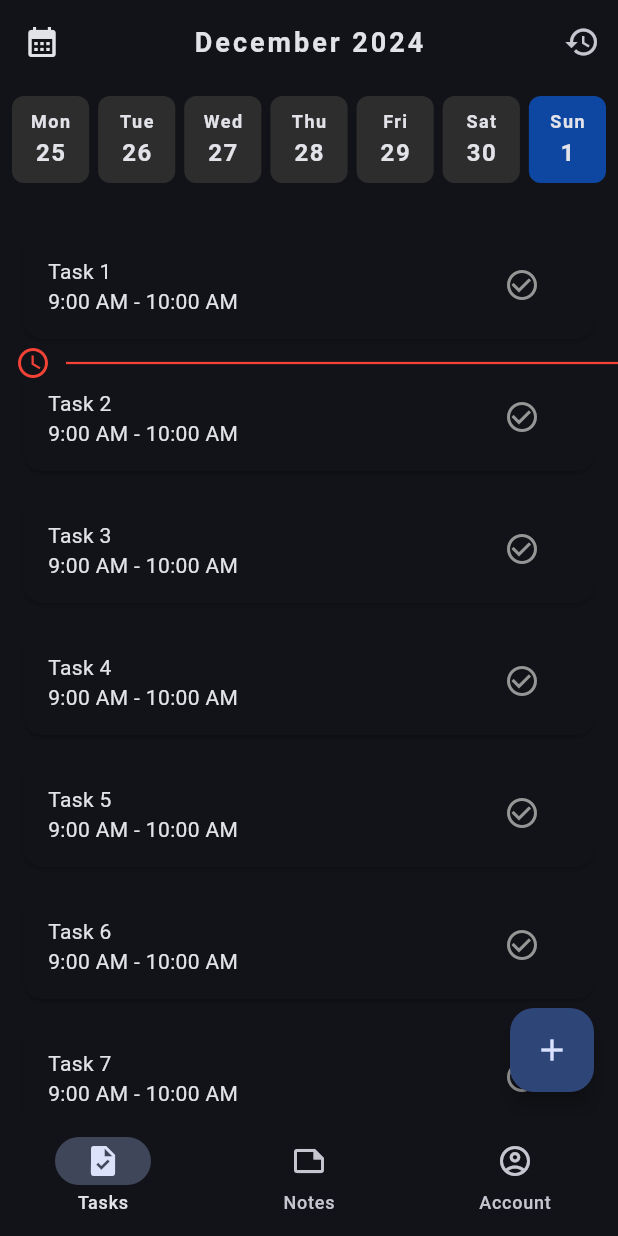
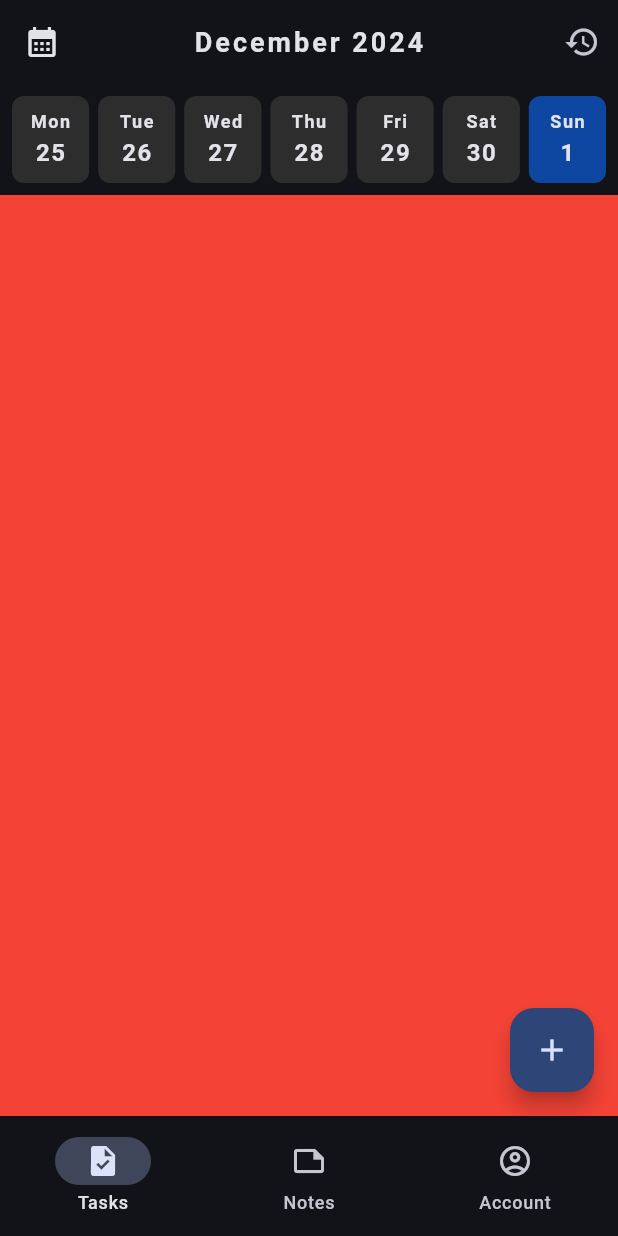
Before and after one commit to yuherlim/timetailor, a Flutter app: the screen it shows after launch, on a phone screen of 412 x 824 dp. Run offline on Flutter 3.47's test engine with Material 3 defaults, Android fonts, the phone set to English and light mode, and no system bars; our stand-ins replace cloud_firestore, firebase_core, flutter_riverpod, go_router, google_fonts, riverpod_annotation; accounts and stored records are empty; generated files the repository leaves out were written again; Roboto replaces fonts that are missing (Kanit).

Commit message:
update app bar text

```diff
--- a/lib/screens/task_management/task_completion_history_screen.dart
+++ b/lib/screens/task_management/task_completion_history_screen.dart
@@ -19,7 +19,7 @@ class _TaskCompletionHistoryScreenState
   Widget build(BuildContext context) {
     return Scaffold(
       appBar: AppBar(
-        title: const StyledTitle("History"),
+        title: const AppBarText("History"),
       ),
       body: Center(
         child: Column(
--- a/lib/screens/task_management/task_creation_screen.dart
+++ b/lib/screens/task_management/task_creation_screen.dart
@@ -13,7 +13,7 @@ class _TaskCreationScreenState extends State<TaskCreationScreen> {
   Widget build(BuildContext context) {
     return Scaffold(
       appBar: AppBar(
-        title: const StyledHeading("Task Creation"),
+        title: const AppBarText("Task Creation"),
         centerTitle: true,
       ),
       body: const Scaffold(),
--- a/lib/screens/task_management/task_management_screen.dart
+++ b/lib/screens/task_management/task_management_screen.dart
@@ -79,51 +79,60 @@ class _TaskManagementScreenState extends ConsumerState<TaskManagementScreen> {
           Expanded(
             child: Stack(
               children: [
-                ListView.builder(
-                  padding: const EdgeInsets.all(16),
-                  itemCount: 10, // Example number of tasks
-                  itemBuilder: (context, index) {
-                    return Card(
-                      margin: const EdgeInsets.symmetric(vertical: 8),
-                      child: ListTile(
-                        title: StyledText("Task ${index + 1}"),
-                        subtitle: const StyledText("9:00 AM - 10:00 AM"),
-                        trailing: IconButton(
-                          icon: Icon(
-                            Icons.check_circle_outline,
-                            color: AppColors.textColor,
-                          ),
-                          onPressed: () {
-                            // Mark task as completed
-                          },
-                        ),
-                        onTap: () {
-                          // Navigate to Task Details Screen
-                          Navigator.pushNamed(context, '/details');
-                        },
-                      ),
-                    );
+                GestureDetector(
+                  onTapDown: (details) {
+                    final tapPosition = details.localPosition;
+                    print(tapPosition);
                   },
-                ),
+                  child: Container(
+                    color: Colors.red,
+                  ),
+                )
+                // ListView.builder(
+                //   padding: const EdgeInsets.all(16),
+                //   itemCount: 10, // Example number of tasks
+                //   itemBuilder: (context, index) {
+                //     return Card(
+                //       margin: const EdgeInsets.symmetric(vertical: 8),
+                //       child: ListTile(
+                //         title: StyledText("Task ${index + 1}"),
+                //         subtitle: const StyledText("9:00 AM - 10:00 AM"),
+                //         trailing: IconButton(
+                //           icon: Icon(
+                //             Icons.check_circle_outline,
+                //             color: AppColors.textColor,
+                //           ),
+                //           onPressed: () {
+                //             // Mark task as completed
+                //           },
+                //         ),
+                //         onTap: () {
+                //           // Navigate to Task Details Screen
+                //           // context.go(taskCreationPath);
+                //         },
+                //       ),
+                //     );
+                //   },
+                // ),
                 // Current Time Indicator
-                const Positioned(
-                  top: 100, // Dynamically calculate this position
-                  left: 0,
-                  right: 0,
-                  child: Row(
-                    children: [
-                      SizedBox(width: 10),
-                      Icon(Icons.access_time, color: Colors.red),
-                      SizedBox(width: 10),
-                      Expanded(
-                        child: Divider(
-                          color: Colors.red,
-                          thickness: 1.5,
-                        ),
-                      ),
-                    ],
-                  ),
-                ),
+                // const Positioned(
+                //   top: 100, // Dynamically calculate this position
+                //   left: 0,
+                //   right: 0,
+                //   child: Row(
+                //     children: [
+                //       SizedBox(width: 10),
+                //       Icon(Icons.access_time, color: Colors.red),
+                //       SizedBox(width: 10),
+                //       Expanded(
+                //         child: Divider(
+                //           color: Colors.red,
+                //           thickness: 1.5,
+                //         ),
+                //       ),
+                //     ],
+                //   ),
+                // ),
               ],
             ),
           ),
```
Also changed, not shown: lib/domain/task_management/providers/datebox_animation_provider.g.dart.
